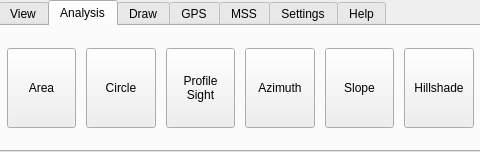
kadas-albireo/kadas-albireo, file src/ui/qgsribbontopwidget.ui: the form before one commit; both pictures show x 456 to 936 and y 0 to 152 of the 1081 by 152 pixel window.
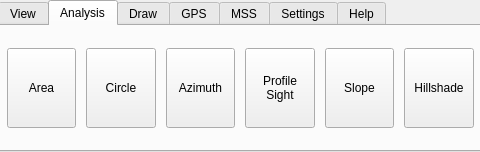
The form after the commit. The open tabs and pages were chosen to show the change. Icons and pictures are not drawn. Custom widgets are drawn as their Qt base class.

Commit message: Move Profile/LOS button after Azimuth button

Diff of the .ui file:
```diff
--- a/src/ui/qgsribbontopwidget.ui
+++ b/src/ui/qgsribbontopwidget.ui
@@ -856,39 +856,7 @@
           <property name="verticalSpacing">
            <number>0</number>
           </property>
-          <item row="0" column="4">
-           <widget class="QgsRibbonButton" name="mProfileButton">
-            <property name="sizePolicy">
-             <sizepolicy hsizetype="MinimumExpanding" vsizetype="Fixed">
-              <horstretch>0</horstretch>
-              <verstretch>0</verstretch>
-             </sizepolicy>
-            </property>
-            <property name="minimumSize">
-             <size>
-              <width>0</width>
-              <height>80</height>
-             </size>
-            </property>
-            <property name="maximumSize">
-             <size>
-              <width>80</width>
-              <height>80</height>
-             </size>
-            </property>
-            <property name="text">
-             <string>Profile
-Sight</string>
-            </property>
-            <property name="iconSize">
-             <size>
-              <width>32</width>
-              <height>32</height>
-             </size>
-            </property>
-           </widget>
-          </item>
-          <item row="0" column="8">
+          <item row="0" column="9">
            <widget class="QgsRibbonButton" name="mViewshedButton">
             <property name="sizePolicy">
              <sizepolicy hsizetype="MinimumExpanding" vsizetype="Fixed">
@@ -1012,7 +980,7 @@
             </property>
            </widget>
           </item>
-          <item row="0" column="7">
+          <item row="0" column="8">
            <widget class="QgsRibbonButton" name="mHillshadeButton">
             <property name="sizePolicy">
              <sizepolicy hsizetype="MinimumExpanding" vsizetype="Fixed">
@@ -1074,7 +1042,7 @@
             </property>
            </widget>
           </item>
-          <item row="0" column="6">
+          <item row="0" column="7">
            <widget class="QgsRibbonButton" name="mSlopeButton">
             <property name="sizePolicy">
              <sizepolicy hsizetype="MinimumExpanding" vsizetype="Fixed">
@@ -1105,7 +1073,7 @@
             </property>
            </widget>
           </item>
-          <item row="0" column="9">
+          <item row="0" column="10">
            <spacer name="horizontalSpacer_5">
             <property name="orientation">
              <enum>Qt::Horizontal</enum>
@@ -1118,6 +1086,38 @@
             </property>
            </spacer>
           </item>
+          <item row="0" column="6">
+           <widget class="QgsRibbonButton" name="mProfileButton">
+            <property name="sizePolicy">
+             <sizepolicy hsizetype="MinimumExpanding" vsizetype="Fixed">
+              <horstretch>0</horstretch>
+              <verstretch>0</verstretch>
+             </sizepolicy>
+            </property>
+            <property name="minimumSize">
+             <size>
+              <width>0</width>
+              <height>80</height>
+             </size>
+            </property>
+            <property name="maximumSize">
+             <size>
+              <width>80</width>
+              <height>80</height>
+             </size>
+            </property>
+            <property name="text">
+             <string>Profile
+Sight</string>
+            </property>
+            <property name="iconSize">
+             <size>
+              <width>32</width>
+              <height>32</height>
+             </size>
+            </property>
+           </widget>
+          </item>
          </layout>
         </widget>
         <widget class="QWidget" name="mDrawTab">
```
